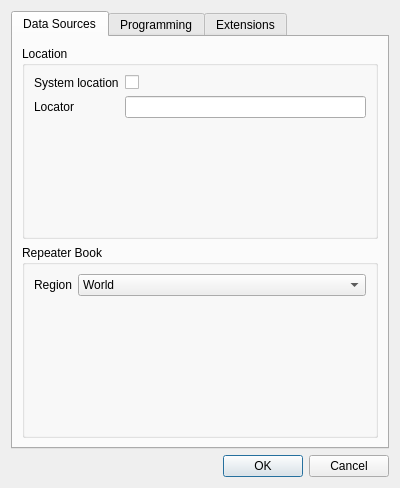
hmatuschek/qdmr, file src/settingsdialog.ui: the form before one commit.
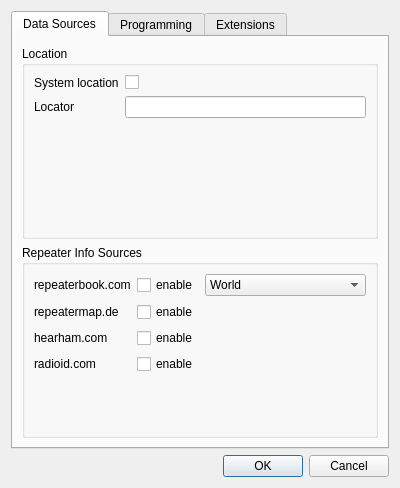
The form after the commit.

Commit message:
Reworked repeater database sources (#495)
* Implemented common repeater database source.
* Added some repeater sources.
* Added radioid source and extended settings dialog to select sources.

What changed in the file:
```diff
--- a/src/settingsdialog.ui
+++ b/src/settingsdialog.ui
@@ -66,28 +66,87 @@
        <item>
         <widget class="QGroupBox" name="groupBox_5">
          <property name="title">
-          <string>Repeater Book</string>
+          <string>Repeater Info Sources</string>
          </property>
          <layout class="QFormLayout" name="formLayout_5">
-          <item row="0" column="0">
-           <widget class="QLabel" name="label_14">
+          <item row="1" column="0">
+           <widget class="QLabel" name="label_15">
             <property name="text">
-             <string>Region</string>
+             <string>repeaterbook.com</string>
             </property>
            </widget>
           </item>
-          <item row="0" column="1">
-           <widget class="QComboBox" name="repeaterBookRegion">
+          <item row="1" column="1">
+           <layout class="QHBoxLayout" name="horizontalLayout">
             <item>
-             <property name="text">
-              <string>World</string>
-             </property>
+             <widget class="QCheckBox" name="repeaterBookEnable">
+              <property name="text">
+               <string>enable</string>
+              </property>
+             </widget>
             </item>
             <item>
-             <property name="text">
-              <string>North America</string>
-             </property>
+             <widget class="QComboBox" name="repeaterBookRegion">
+              <property name="sizePolicy">
+               <sizepolicy hsizetype="MinimumExpanding" vsizetype="Fixed">
+                <horstretch>0</horstretch>
+                <verstretch>0</verstretch>
+               </sizepolicy>
+              </property>
+              <item>
+               <property name="text">
+                <string>World</string>
+               </property>
+              </item>
+              <item>
+               <property name="text">
+                <string>North America</string>
+               </property>
+              </item>
+             </widget>
             </item>
+           </layout>
+          </item>
+          <item row="2" column="0">
+           <widget class="QLabel" name="label_16">
+            <property name="text">
+             <string>repeatermap.de</string>
+            </property>
+           </widget>
+          </item>
+          <item row="2" column="1">
+           <widget class="QCheckBox" name="repeaterMapEnable">
+            <property name="text">
+             <string>enable</string>
+            </property>
+           </widget>
+          </item>
+          <item row="3" column="0">
+           <widget class="QLabel" name="label_17">
+            <property name="text">
+             <string>hearham.com</string>
+            </property>
+           </widget>
+          </item>
+          <item row="3" column="1">
+           <widget class="QCheckBox" name="hearhamEnable">
+            <property name="text">
+             <string>enable</string>
+            </property>
+           </widget>
+          </item>
+          <item row="4" column="0">
+           <widget class="QLabel" name="label_18">
+            <property name="text">
+             <string>radioid.com</string>
+            </property>
+           </widget>
+          </item>
+          <item row="4" column="1">
+           <widget class="QCheckBox" name="radioIdEnable">
+            <property name="text">
+             <string>enable</string>
+            </property>
            </widget>
           </item>
          </layout>
```
The commit also changes 21 other files.
